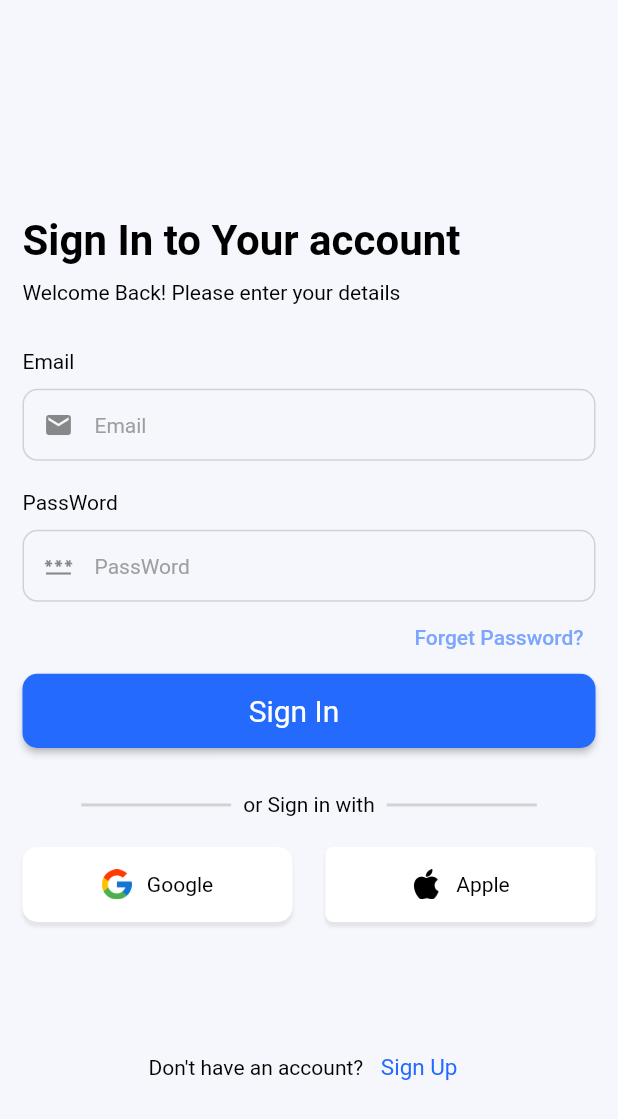
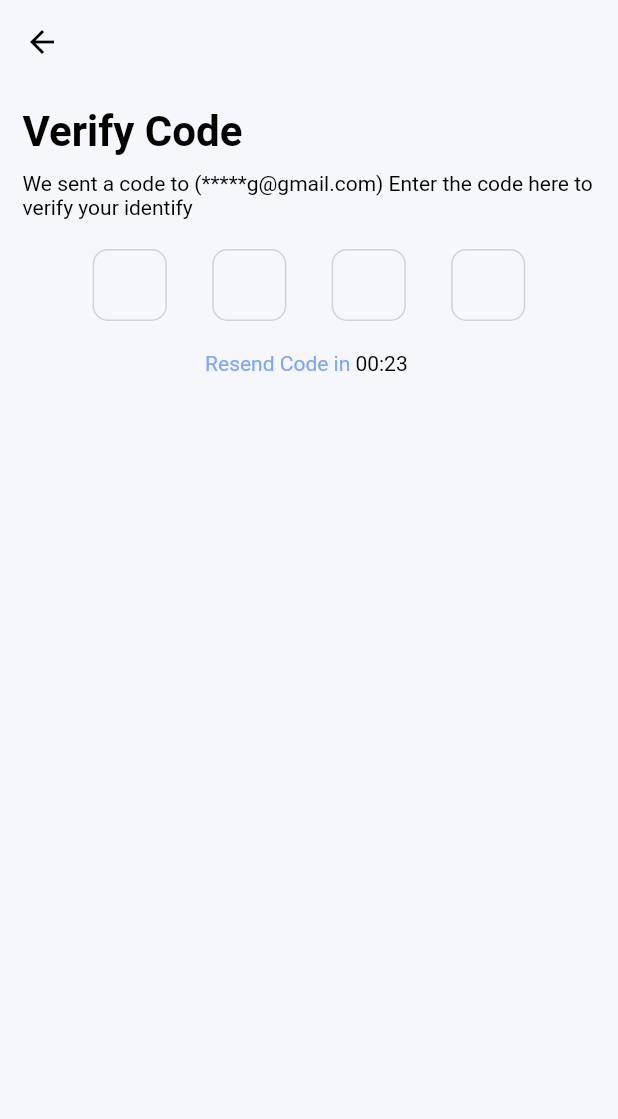
Before and after one commit to Rayankrachni/consultation_medical, a Flutter app: the LoginScreen screen opened directly, after a tap on "Forget Password?", on a phone screen of 412 x 824 dp. Shown: the top 1119 px of the screen. Run offline on Flutter 3.47's test engine with Material 2 defaults, Android fonts, the phone set to English and light mode, and no system bars; our stand-ins replace connectivity_plus, dio, easy_localization, fluttertoast, page_transition, shared_preferences; missing offline and left inert: chip_list; accounts and stored records are empty; Roboto replaces fonts that are missing (ZonaPro-ExtraLight, myriad).

Commit message:
new updates
new updates

```diff
--- a/lib/features/screens/authentication/views/loginScreen.dart
+++ b/lib/features/screens/authentication/views/loginScreen.dart
@@ -1,5 +1,6 @@
 
 import 'package:consultation_medical/core/styles/app_colors.dart';
+import 'package:consultation_medical/features/screens/authentication/views/otpScree.dart';
 import 'package:consultation_medical/features/screens/authentication/views/registerScreen.dart';
 import 'package:consultation_medical/features/screens/homePage/homeScreen.dart';
 import 'package:consultation_medical/features/widgets/button_Custom.dart';
@@ -15,7 +16,7 @@ class LoginScreen extends StatelessWidget {
   @override
   Widget build(BuildContext context) {
     return Scaffold(
-      appBar: AppBar(),
+      //appBar: AppBar(),
       body: Padding(
         padding: const EdgeInsets.all(15.0),
         child: Column(
@@ -36,7 +37,7 @@ class LoginScreen extends StatelessWidget {
                 CustomTextFormField(controller: name, hintText: "PassWord", prefixIcon: Icons.password, textInputType: TextInputType.emailAddress),
                 Align(
                   alignment: Alignment.centerRight,
-                  child: TextButton(onPressed: (){},child: Text("Forget Password?",style: TextStyle(color: primaryColor2),),),
+                  child: TextButton(onPressed: (){ push(context: context, screen: OtpScreen());},child: Text("Forget Password?",style: TextStyle(color: primaryColor2),),),
                 ),
                 DefaultButton(onPressed: (){  push(context: context, screen: HomePage());}, text: "Sign In"),
                 SizedBox(height: 30,),
--- /dev/null
+++ b/lib/features/screens/authentication/views/otpScree.dart
@@ -0,0 +1,60 @@
+import 'package:consultation_medical/core/styles/app_colors.dart';
+import 'package:consultation_medical/core/styles/app_size.dart';
+import 'package:consultation_medical/features/widgets/otpTextField_widget.dart';
+import 'package:flutter/material.dart';
+
+import '../../../widgets/textField_custom.dart';
+
+class OtpScreen extends StatelessWidget {
+  OtpScreen({Key? key}) : super(key: key);
+  TextEditingController name=TextEditingController();
+
+  @override
+  Widget build(BuildContext context) {
+    return Scaffold(
+      appBar: AppBar(),
+      body: Padding(
+        padding: const EdgeInsets.all(15.0),
+        child: Column(
+          crossAxisAlignment: CrossAxisAlignment.start,
+
+          children: [
+            Text("Verify Code",style: Theme.of(context).textTheme.headline1,),
+            SizedBox(height: 10,),
+            Text("We sent a code to (*****g@gmail.com) Enter the code here to verify your identify",style: Theme.of(context).textTheme.headline3,),
+            SizedBox(height: 20,),
+            Center(
+              child: SizedBox(
+                width: AppSize.width*0.7,
+                child: Row(
+                  mainAxisAlignment: MainAxisAlignment.spaceBetween,
+                  children: [
+                    CustomOtpTextFormField(controller: name),
+                    CustomOtpTextFormField(controller: name),
+                    CustomOtpTextFormField(controller: name),
+                    CustomOtpTextFormField(controller: name)
+                  ],
+                ),
+              ),
+
+            ),
+            SizedBox(height: 20,),
+            Center(
+              child: Row(
+                mainAxisAlignment: MainAxisAlignment.center,
+                children: [
+                  Text("Resend Code in ",style:TextStyle(color: primaryColor2)),
+                  Text("00:23 ",style:TextStyle(color: Colors.black)),
+                ],
+              ),
+            ),
+
+
+
+
+          ],
+        ),
+      ),
+    );
+  }
+}
--- /dev/null
+++ b/lib/features/widgets/otpTextField_widget.dart
@@ -0,0 +1,74 @@
+
+import 'package:consultation_medical/core/styles/app_colors.dart';
+import 'package:consultation_medical/core/styles/app_size.dart';
+import 'package:easy_localization/easy_localization.dart';
+import 'package:flutter/material.dart';
+
+
+class CustomOtpTextFormField extends StatelessWidget {
+  const CustomOtpTextFormField({
+    super.key,
+    required this.controller,
+    this.onTapSuffix,
+  });
+
+  final TextEditingController controller;
+  final Function()? onTapSuffix;
+
+  @override
+  Widget build(BuildContext context) {
+    return SizedBox(
+      width: AppSize.width*0.12,
+      child: TextFormField(
+        controller: controller,
+
+        validator: (value) {
+          if (value!.isEmpty) {
+            return 'Toast.empty-field'.tr();
+          }
+          return null;
+        },
+        keyboardType: TextInputType.number,
+        textInputAction: TextInputAction.next,
+
+        style:const TextStyle(color: Colors.black),
+        obscureText: false,
+        decoration:const InputDecoration(
+          contentPadding: const EdgeInsets.symmetric(
+            vertical: 5.0,
+            horizontal: 20.0,
+          ),
+
+          enabledBorder:const OutlineInputBorder(
+            borderRadius:BorderRadius.all(Radius.circular(10)),
+            borderSide: BorderSide(
+              width: 1,
+              color: placeHolderColor,
+            ),
+          ),
+          focusedErrorBorder:const OutlineInputBorder(
+            borderRadius: BorderRadius.all(Radius.circular(10)),
+            borderSide:  BorderSide(
+              width: 1,
+              color: Colors.red,
+            ),
+          ),
+          focusedBorder: const OutlineInputBorder(
+            borderRadius: BorderRadius.all(Radius.circular(10)),
+            borderSide: BorderSide(
+              width: 1,
+              color: primaryColor,
+            ),
+          ),
+          errorBorder:const OutlineInputBorder(
+            borderRadius: BorderRadius.all(Radius.circular(10),),
+            borderSide:  BorderSide(
+              width: 1,
+              color: Colors.red,
+            ),
+          ),
+        ),
+      ),
+    );
+  }
+}
--- a/pubspec.yaml
+++ b/pubspec.yaml
@@ -74,7 +74,7 @@ flutter:
     - assets/images/onBorad1.png
     - assets/images/onBorad2.png
     - assets/images/onBorad3.png
-    - assets/local
+    - assets/local/
   #   - images/a_dot_ham.jpeg
 
   # An image asset can refer to one or more resolution-specific "variants", see
```
